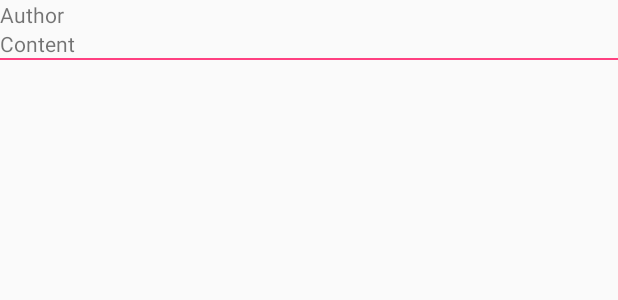
After one commit to vprabhu/adnd_movies_stage_1, an Android app: the layout layout_reviews_list_item.xml on its own in the app's theme, with its tools: preview values and no code run, on a phone screen of 412 x 824 dp. The commit adds this screen. Shown: the top 300 px of the screen. Run offline under Robolectric (Android 15) with nearby library versions, the phone set to English and light mode, and no system bars.

Commit message:
feat : add movie reviews on loading detail page

```diff
--- a/app/src/main/java/com/vhp/moviesstage1/MainActivity.java
+++ b/app/src/main/java/com/vhp/moviesstage1/MainActivity.java
@@ -117,13 +117,14 @@ public class MainActivity extends AppCompatActivity implements MoviesAdapter.Mov
                 JSONArray mResultsJsonArray = mMoviesJsonArray.getJSONArray("results");
                 for (int i = 0; i < mResultsJsonArray.length(); i++) {
                     JSONObject movieObject = mResultsJsonArray.getJSONObject(i);
+                    String id = movieObject.getString("id");
                     String title = movieObject.getString("original_title");
                     String poster ="https://image.tmdb.org/t/p/w500"+movieObject.getString("poster_path");
                     String plot =movieObject.getString("overview");
                     String rating =movieObject.getString("vote_average");
                     String releaseDate =movieObject.getString("release_date");
 
-                    Movies movies = new Movies(title , poster , plot , rating , releaseDate);
+                    Movies movies = new Movies(id ,title , poster , plot , rating , releaseDate);
                     moviesList.add(movies);
                 }
             } catch (IOException e) {
@@ -159,7 +160,7 @@ public class MainActivity extends AppCompatActivity implements MoviesAdapter.Mov
      * @param requestType type of movies the user need is known by this parameter
      */
     private void makeApiRequest(String requestType){
-        URL moviesUrl = NetworkUtils.buildUrl(requestType);
+        URL moviesUrl = NetworkUtils.buildmovieslisturl(requestType);
         new MoviesListAsyncTask().execute(moviesUrl);
     }
 }
--- a/app/src/main/java/com/vhp/moviesstage1/utils/Constants.java
+++ b/app/src/main/java/com/vhp/moviesstage1/utils/Constants.java
@@ -9,7 +9,8 @@ public class Constants {
     /** final Constant String to fetch the top rated movies */
     public static final String MOVIES_TOP_RATED = "movie/top_rated";
     /**  API Key for tmdb.org */
-    public static final String API_KEY = "";
+    public static final String API_KEY = "579b35a10b849df06371216c8d614ce1" +
+            "";
     /** final Constant String to fetch the popoular movies */
     public static final String MOVIES_POPULAR = "movie/popular";
 }
--- /dev/null
+++ b/app/src/main/res/layout/layout_reviews_list_item.xml
@@ -0,0 +1,25 @@
+<?xml version="1.0" encoding="utf-8"?>
+<LinearLayout xmlns:android="http://schemas.android.com/apk/res/android"
+    xmlns:tools="http://schemas.android.com/tools"
+    android:orientation="vertical"
+    android:layout_width="match_parent"
+    android:layout_height="wrap_content">
+
+    <TextView
+        android:id="@+id/textView_movie_review_author"
+        android:layout_width="wrap_content"
+        android:layout_height="wrap_content"
+        tools:text="Author"/>
+
+    <TextView
+        android:id="@+id/textView_movie_review_content"
+        android:layout_width="wrap_content"
+        android:layout_height="wrap_content"
+        tools:text="Content"/>
+
+    <View
+        android:layout_width="match_parent"
+        android:layout_height="1dp"
+        android:background="@color/colorAccent"/>
+
+</LinearLayout>
--- a/build.gradle
+++ b/build.gradle
@@ -5,7 +5,7 @@ buildscript {
         jcenter()
     }
     dependencies {
-        classpath 'com.android.tools.build:gradle:2.3.3'
+        classpath 'com.android.tools.build:gradle:3.0.0-beta4'
 
         // NOTE: Do not place your application dependencies here; they belong
         // in the individual module build.gradle files
```
Also changed, not shown: app/src/main/java/com/vhp/moviesstage1/DetailsActivity.java (+111 -7 lines), app/src/main/java/com/vhp/moviesstage1/adapter/MovieReviewsAdapter.java (added, +70 -0 lines), app/src/main/java/com/vhp/moviesstage1/model/MovieReviews.java (added, +24 -0 lines), app/src/main/java/com/vhp/moviesstage1/model/Movies.java (+10 -1 lines), app/src/main/java/com/vhp/moviesstage1/utils/NetworkUtils.java (+27 -3 lines), app/src/main/res/layout/activity_details.xml (+12 -9 lines).
